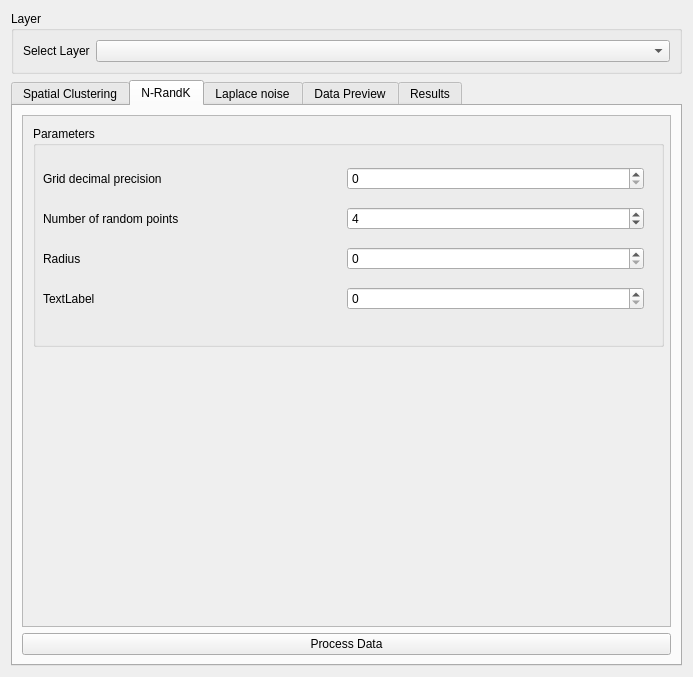
The window that ui/geoprivacy_dialog_base.ui (Diuke/GeoPriv) describes before a commit, drawn with Qt 5.
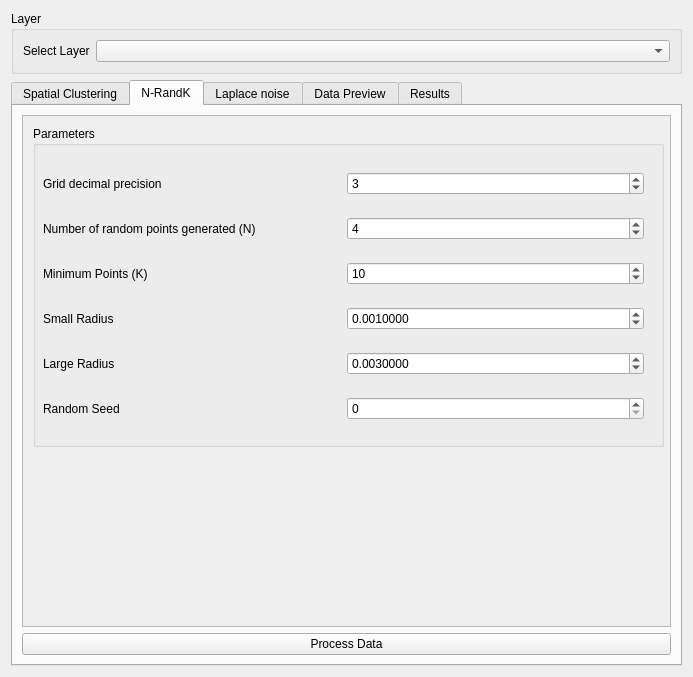
The same window after the commit. The open tabs and pages were chosen to show the change. Icons and pictures are not drawn. Custom widgets are drawn as their Qt base class.

Diff of the .ui file:
```diff
--- a/ui/geoprivacy_dialog_base.ui
+++ b/ui/geoprivacy_dialog_base.ui
@@ -346,7 +346,7 @@
              <x>10</x>
              <y>10</y>
              <width>631</width>
-             <height>221</height>
+             <height>321</height>
             </rect>
            </property>
            <property name="title">
@@ -358,27 +358,14 @@
               <x>10</x>
               <y>30</y>
               <width>601</width>
-              <height>165</height>
+              <height>281</height>
              </rect>
             </property>
             <layout class="QGridLayout" name="gridLayout_10">
-             <item row="3" column="1">
-              <widget class="QgsSpinBox" name="mQgsSpinBox_12"/>
-             </item>
-             <item row="2" column="1">
-              <widget class="QgsSpinBox" name="mQgsSpinBox_11"/>
-             </item>
              <item row="3" column="0">
-              <widget class="QLabel" name="label_11">
-               <property name="text">
-                <string>TextLabel</string>
-               </property>
-              </widget>
-             </item>
-             <item row="2" column="0">
               <widget class="QLabel" name="label_12">
                <property name="text">
-                <string>Radius</string>
+                <string>Small Radius</string>
                </property>
               </widget>
              </item>
@@ -389,22 +376,86 @@
                </property>
               </widget>
              </item>
-             <item row="1" column="1">
-              <widget class="QgsSpinBox" name="mQgsSpinBox_10">
-               <property name="value">
-                <number>4</number>
-               </property>
-              </widget>
-             </item>
              <item row="1" column="0">
               <widget class="QLabel" name="label_14">
                <property name="text">
-                <string>Number of random points</string>
+                <string>Number of random points generated (N)</string>
+               </property>
+              </widget>
+             </item>
+             <item row="1" column="1">
+              <widget class="QgsSpinBox" name="nrandkN">
+               <property name="value">
+                <number>4</number>
+               </property>
+              </widget>
+             </item>
+             <item row="2" column="0">
+              <widget class="QLabel" name="label_15">
+               <property name="text">
+                <string>Minimum Points (K)</string>
+               </property>
+              </widget>
+             </item>
+             <item row="3" column="1">
+              <widget class="QgsDoubleSpinBox" name="nrandkSRadius">
+               <property name="decimals">
+                <number>7</number>
+               </property>
+               <property name="singleStep">
+                <double>0.001000000000000</double>
+               </property>
+               <property name="value">
+                <double>0.001000000000000</double>
+               </property>
+              </widget>
+             </item>
+             <item row="4" column="0">
+              <widget class="QLabel" name="label_11">
+               <property name="text">
+                <string>Large Radius</string>
                </property>
               </widget>
              </item>
              <item row="0" column="1">
-              <widget class="QgsSpinBox" name="mQgsSpinBox_9"/>
+              <widget class="QgsSpinBox" name="nrandkGridPrecision">
+               <property name="minimum">
+                <number>1</number>
+               </property>
+               <property name="value">
+                <number>3</number>
+               </property>
+              </widget>
+             </item>
+             <item row="2" column="1">
+              <widget class="QgsSpinBox" name="nrandkK">
+               <property name="value">
+                <number>10</number>
+               </property>
+              </widget>
+             </item>
+             <item row="5" column="0">
+              <widget class="QLabel" name="label38">
+               <property name="text">
+                <string>Random Seed</string>
+               </property>
+              </widget>
+             </item>
+             <item row="4" column="1">
+              <widget class="QgsDoubleSpinBox" name="nrandkLRadius">
+               <property name="decimals">
+                <number>7</number>
+               </property>
+               <property name="singleStep">
+                <double>0.001000000000000</double>
+               </property>
+               <property name="value">
+                <double>0.003000000000000</double>
+               </property>
+              </widget>
+             </item>
+             <item row="5" column="1">
+              <widget class="QgsSpinBox" name="nrandkRandomSeed"/>
              </item>
             </layout>
            </widget>
@@ -615,6 +666,11 @@
   </layout>
  </widget>
  <customwidgets>
+  <customwidget>
+   <class>QgsDoubleSpinBox</class>
+   <extends>QDoubleSpinBox</extends>
+   <header>qgsdoublespinbox.h</header>
+  </customwidget>
   <customwidget>
    <class>QgsMapLayerComboBox</class>
    <extends>QComboBox</extends>
```
Left out of the diff: 114 changed lines with no effect on the pictures.
